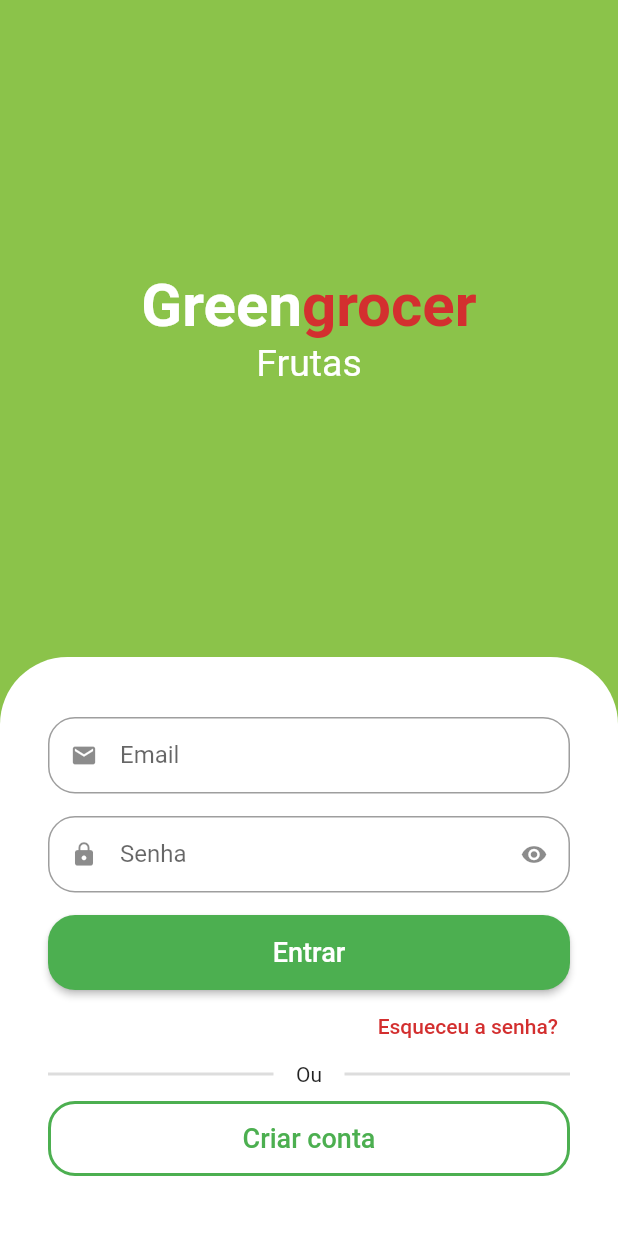
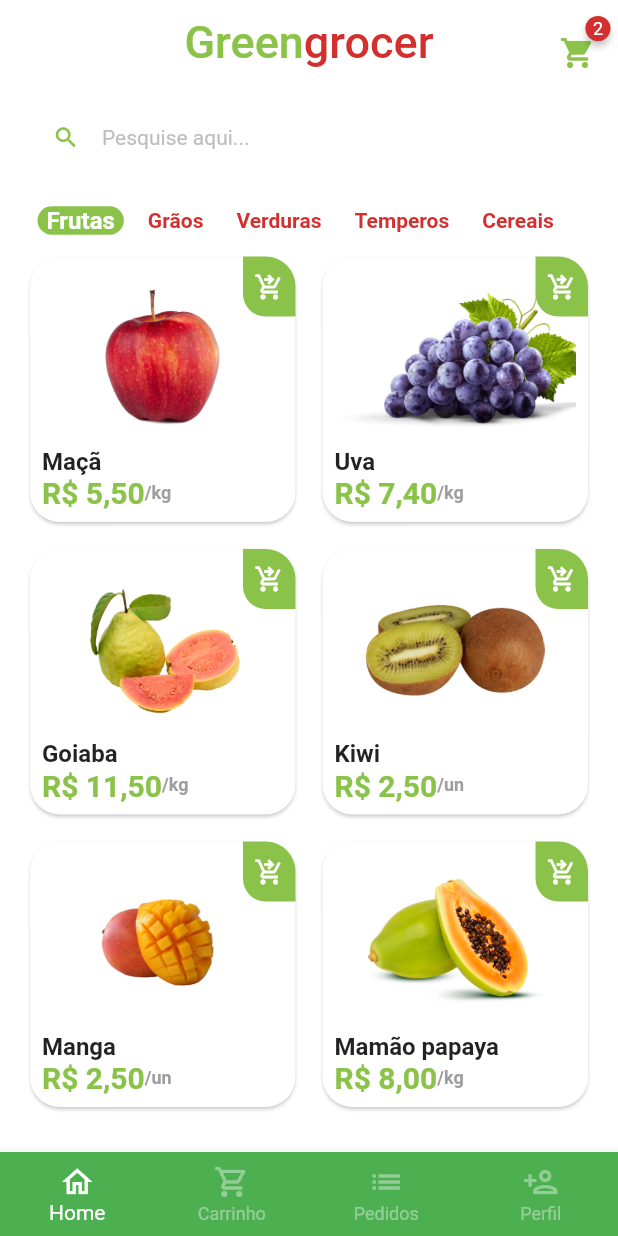
Before and after one commit to Maurilio-David/Greengrocer, a Flutter app: the screen it shows after launch, after a tap on "Entrar", on a phone screen of 412 x 824 dp. Run offline on Flutter 3.47's test engine with Material 2 defaults, Android fonts, the phone set to English and light mode, and no system bars; drawn by our look-alikes of animated_text_kit, badges; our stand-ins replace mask_text_input_formatter.

Commit message:
Tela home

```diff
--- a/lib/main.dart
+++ b/lib/main.dart
@@ -1,5 +1,5 @@
 import 'package:flutter/material.dart';
-import 'package:greengrocer/src/auth/sign_in_screen.dart';
+import 'package:greengrocer/src/pages/auth/sign_in_screen.dart';
 
 void main() {
   runApp(const MyApp());
@@ -15,8 +15,8 @@ class MyApp extends StatelessWidget {
         title: 'Flutter Demo',
         debugShowCheckedModeBanner: false,
         theme: ThemeData(
-          primarySwatch: Colors.green,
-        ),
+            primarySwatch: Colors.green,
+            scaffoldBackgroundColor: Colors.white.withAlpha(190)),
         home: const SignInScreen());
   }
 }
--- /dev/null
+++ b/lib/src/config/app_data.dart
@@ -0,0 +1,73 @@
+import 'package:greengrocer/src/models/item_model.dart';
+
+ItemModel apple = ItemModel(
+  description:
+      'A melhor maçã da região e que conta com o melhor preço de qualquer quitanda. Este item conta com vitaminas essenciais para o fortalecimento corporal, resultando em uma vida saudável.',
+  imgUrl: 'assets/fruits/apple.png',
+  itemName: 'Maçã',
+  price: 5.5,
+  unit: 'kg',
+);
+
+ItemModel grape = ItemModel(
+  imgUrl: 'assets/fruits/grape.png',
+  itemName: 'Uva',
+  price: 7.4,
+  unit: 'kg',
+  description:
+      'A melhor uva da região e que conta com o melhor preço de qualquer quitanda. Este item conta com vitaminas essenciais para o fortalecimento corporal, resultando em uma vida saudável.',
+);
+
+ItemModel guava = ItemModel(
+  imgUrl: 'assets/fruits/guava.png',
+  itemName: 'Goiaba',
+  price: 11.5,
+  unit: 'kg',
+  description:
+      'A melhor goiaba da região e que conta com o melhor preço de qualquer quitanda. Este item conta com vitaminas essenciais para o fortalecimento corporal, resultando em uma vida saudável.',
+);
+
+ItemModel kiwi = ItemModel(
+  imgUrl: 'assets/fruits/kiwi.png',
+  itemName: 'Kiwi',
+  price: 2.5,
+  unit: 'un',
+  description:
+      'O melhor kiwi da região e que conta com o melhor preço de qualquer quitanda. Este item conta com vitaminas essenciais para o fortalecimento corporal, resultando em uma vida saudável.',
+);
+
+ItemModel mango = ItemModel(
+  imgUrl: 'assets/fruits/mango.png',
+  itemName: 'Manga',
+  price: 2.5,
+  unit: 'un',
+  description:
+      'A melhor manga da região e que conta com o melhor preço de qualquer quitanda. Este item conta com vitaminas essenciais para o fortalecimento corporal, resultando em uma vida saudável.',
+);
+
+ItemModel papaya = ItemModel(
+  imgUrl: 'assets/fruits/papaya.png',
+  itemName: 'Mamão papaya',
+  price: 8,
+  unit: 'kg',
+  description:
+      'O melhor mamão da região e que conta com o melhor preço de qualquer quitanda. Este item conta com vitaminas essenciais para o fortalecimento corporal, resultando em uma vida saudável.',
+);
+
+// Lista de produtos
+List<ItemModel> items = [
+  apple,
+  grape,
+  guava,
+  kiwi,
+  mango,
+  papaya,
+];
+
+List<String> categories = [
+  'Frutas',
+  'Grãos',
+  'Verduras',
+  'Temperos',
+  'Cereais',
+];
--- a/lib/src/config/customs_color.dart
+++ b/lib/src/config/customs_color.dart
@@ -13,7 +13,7 @@ Map<int, Color> _swatchOpacity = {
   900: const Color.fromRGBO(139, 195, 74, 1),
 };
 
-abstract class CustomsColor {
+abstract class CustomColors {
   static Color customContrastColor = Colors.red.shade700;
   static MaterialColor customSwatchColor =
       MaterialColor(0xff8bc34a, _swatchOpacity);
--- /dev/null
+++ b/lib/src/models/item_model.dart
@@ -0,0 +1,15 @@
+class ItemModel {
+  String itemName;
+  String imgUrl;
+  String unit;
+  double price;
+  String description;
+
+  ItemModel({
+    required this.description,
+    required this.imgUrl,
+    required this.itemName,
+    required this.price,
+    required this.unit,
+  });
+}
--- a/lib/src/auth/sign_in_screen.dart
+++ b/lib/src/pages/auth/sign_in_screen.dart
@@ -1,8 +1,9 @@
 import 'package:animated_text_kit/animated_text_kit.dart';
 import 'package:flutter/material.dart';
-import 'package:greengrocer/src/auth/components/custom_text_field.dart';
-import 'package:greengrocer/src/auth/sing_up_screen.dart';
 import 'package:greengrocer/src/config/customs_color.dart';
+import 'package:greengrocer/src/pages/auth/components/custom_text_field.dart';
+import 'package:greengrocer/src/pages/auth/sing_up_screen.dart';
+import 'package:greengrocer/src/pages/base/base_screen.dart';
 
 class SignInScreen extends StatelessWidget {
   const SignInScreen({Key? key}) : super(key: key);
@@ -12,7 +13,7 @@ class SignInScreen extends StatelessWidget {
     final size = MediaQuery.of(context).size;
 
     return Scaffold(
-      backgroundColor: CustomsColor.customSwatchColor,
+      backgroundColor: CustomColors.customSwatchColor,
       body: SingleChildScrollView(
         child: SizedBox(
           height: size.height,
@@ -39,7 +40,7 @@ class SignInScreen extends StatelessWidget {
                         TextSpan(
                           text: 'grocer',
                           style: TextStyle(
-                            color: CustomsColor.customContrastColor,
+                            color: CustomColors.customContrastColor,
                             fontWeight: FontWeight.bold,
                           ),
                         ),
@@ -98,7 +99,12 @@ class SignInScreen extends StatelessWidget {
                           style: ElevatedButton.styleFrom(
                               shape: RoundedRectangleBorder(
                                   borderRadius: BorderRadius.circular(18))),
-                          onPressed: () {},
+                          onPressed: () {
+                            Navigator.of(context)
+                                .push(MaterialPageRoute(builder: (c) {
+                              return BaseScreen();
+                            }));
+                          },
                           child: const Text(
                             'Entrar',
                             style: TextStyle(fontSize: 18),
@@ -114,7 +120,7 @@ class SignInScreen extends StatelessWidget {
                             child: Text(
                               'Esqueceu a senha?',
                               style: TextStyle(
-                                  color: CustomsColor.customContrastColor),
+                                  color: CustomColors.customContrastColor),
                             )),
                       ),
 
--- a/lib/src/auth/sing_up_screen.dart
+++ b/lib/src/pages/auth/sing_up_screen.dart
@@ -1,6 +1,6 @@
 import 'package:flutter/material.dart';
-import 'package:greengrocer/src/auth/components/custom_text_field.dart';
 import 'package:greengrocer/src/config/customs_color.dart';
+import 'package:greengrocer/src/pages/auth/components/custom_text_field.dart';
 import 'package:mask_text_input_formatter/mask_text_input_formatter.dart';
 
 class SingUpScreen extends StatelessWidget {
@@ -17,7 +17,7 @@ class SingUpScreen extends StatelessWidget {
     final size = MediaQuery.of(context).size;
 
     return Scaffold(
-      backgroundColor: CustomsColor.customSwatchColor,
+      backgroundColor: CustomColors.customSwatchColor,
       body: SingleChildScrollView(
         child: SizedBox(
           height: size.height,
--- /dev/null
+++ b/lib/src/pages/base/base_screen.dart
@@ -0,0 +1,74 @@
+import 'package:flutter/material.dart';
+import 'package:greengrocer/src/pages/home/home_tab.dart';
+
+class BaseScreen extends StatefulWidget {
+  BaseScreen({Key? key}) : super(key: key);
+
+  @override
+  State<BaseScreen> createState() => _BaseScreenState();
+}
+
+class _BaseScreenState extends State<BaseScreen> {
+  int curretIndex = 0;
+  final pageController = PageController();
+
+  @override
+  Widget build(BuildContext context) {
+    return Scaffold(
+      body: PageView(
+        physics: const NeverScrollableScrollPhysics(),
+        controller: pageController,
+        children: [
+          const HomeTab(),
+          Container(
+            color: Colors.yellow,
+          ),
+          Container(
+            color: Colors.blue,
+          ),
+          Container(
+            color: Colors.purple,
+          ),
+        ],
+      ),
+      bottomNavigationBar: BottomNavigationBar(
+          currentIndex: curretIndex,
+          onTap: (index) {
+            setState(() {
+              curretIndex = index;
+              pageController.jumpToPage(index);
+            });
+          },
+          type: BottomNavigationBarType.fixed,
+          backgroundColor: Colors.green,
+          selectedItemColor: Colors.white,
+          unselectedItemColor: Colors.white.withAlpha(100),
+          items: const [
+            BottomNavigationBarItem(
+              icon: Icon(
+                Icons.home_outlined,
+              ),
+              label: 'Home',
+            ),
+            BottomNavigationBarItem(
+              icon: Icon(
+                Icons.shopping_cart_outlined,
+              ),
+              label: 'Carrinho',
+            ),
+            BottomNavigationBarItem(
+              icon: Icon(
+                Icons.list,
+              ),
+              label: 'Pedidos',
+            ),
+            BottomNavigationBarItem(
+              icon: Icon(
+                Icons.person_add_outlined,
+              ),
+              label: 'Perfil',
+            ),
+          ]),
+    );
+  }
+}
--- /dev/null
+++ b/lib/src/pages/home/components/category_tile.dart
@@ -0,0 +1,43 @@
+import 'package:flutter/material.dart';
+import 'package:greengrocer/src/config/customs_color.dart';
+
+class CategoryTile extends StatelessWidget {
+  const CategoryTile(
+      {Key? key,
+      required this.category,
+      required this.isSelected,
+      required this.onPressed})
+      : super(key: key);
+
+  final String category;
+  final bool isSelected;
+  final VoidCallback onPressed;
+
+  @override
+  Widget build(BuildContext context) {
+    return GestureDetector(
+      onTap: onPressed,
+      child: Align(
+        alignment: Alignment.center,
+        child: Container(
+          padding: const EdgeInsets.symmetric(horizontal: 6),
+          decoration: BoxDecoration(
+            borderRadius: BorderRadius.circular(10),
+            color: isSelected
+                ? CustomColors.customSwatchColor
+                : Colors.transparent,
+          ),
+          child: Text(
+            category,
+            style: TextStyle(
+                color: isSelected
+                    ? Colors.white
+                    : CustomColors.customContrastColor,
+                fontWeight: FontWeight.bold,
+                fontSize: isSelected ? 16 : 14),
+          ),
+        ),
+      ),
+    );
+  }
+}
--- /dev/null
+++ b/lib/src/pages/home/components/item_tile.dart
@@ -0,0 +1,87 @@
+import 'package:flutter/material.dart';
+import 'package:greengrocer/src/config/customs_color.dart';
+import 'package:greengrocer/src/models/item_model.dart';
+import 'package:greengrocer/src/services/utils_services.dart';
+
+class ItemTile extends StatelessWidget {
+  final ItemModel item;
+
+  ItemTile({
+    Key? key,
+    required this.item,
+  }) : super(key: key);
+
+  UtilsServices utilsServices = UtilsServices();
+  @override
+  Widget build(BuildContext context) {
+    return Stack(
+      children: [
+        Card(
+          elevation: 1,
+          shadowColor: Colors.grey.shade300,
+          shape:
+              RoundedRectangleBorder(borderRadius: BorderRadius.circular(20)),
+          child: Padding(
+            padding: const EdgeInsets.all(8),
+            child: Column(
+              crossAxisAlignment: CrossAxisAlignment.stretch,
+              children: [
+                //Imagem
+                Expanded(child: Image.asset(item.imgUrl)),
+                //Nome
+                Text(
+                  item.itemName,
+                  style: const TextStyle(
+                    fontSize: 16,
+                    fontWeight: FontWeight.bold,
+                  ),
+                ),
+                Row(
+                  children: [
+                    //Preço - Unidade
+                    Text(
+                      utilsServices.priceToCurrency(item.price),
+                      style: TextStyle(
+                          fontSize: 20,
+                          fontWeight: FontWeight.bold,
+                          color: CustomColors.customSwatchColor),
+                    ),
+                    Text(
+                      '/${item.unit}',
+                      style: TextStyle(
+                          fontSize: 12,
+                          fontWeight: FontWeight.bold,
+                          color: Colors.grey.shade500),
+                    ),
+                  ],
+                ),
+              ],
+            ),
+          ),
+        ),
+        Positioned(
+            top: 4,
+            right: 4,
+            child: GestureDetector(
+              onTap: () {},
+              child: Container(
+                height: 40,
+                width: 35,
+                decoration: BoxDecoration(
+                  color: CustomColors.customSwatchColor,
+                  borderRadius: const BorderRadius.only(
+                    bottomLeft: Radius.circular(15),
+                    topRight: Radius.circular(20),
+                  ),
+                ),
+                child: const Icon(
+                  Icons.shopping_cart_checkout_outlined,
+                  color: Colors.white,
+                  size: 20,
+                ),
+              ),
+            ))
+      ],
+    );
+  }
+}
--- /dev/null
+++ b/lib/src/pages/home/home_tab.dart
@@ -0,0 +1,133 @@
+import 'package:badges/badges.dart';
+import 'package:flutter/material.dart';
+import 'package:greengrocer/src/config/customs_color.dart';
+import 'package:greengrocer/src/pages/home/components/category_tile.dart';
+import 'package:greengrocer/src/config/app_data.dart' as appData;
+import 'package:greengrocer/src/pages/home/components/item_tile.dart';
+
+class HomeTab extends StatefulWidget {
+  const HomeTab({Key? key}) : super(key: key);
+
+  @override
+  State<HomeTab> createState() => _HomeTabState();
+}
+
+class _HomeTabState extends State<HomeTab> {
+  String selectedCategory = 'Frutas';
+
+  @override
+  Widget build(BuildContext context) {
+    return Scaffold(
+      //Appbar
+      appBar: AppBar(
+        backgroundColor: Colors.transparent,
+        elevation: 0,
+        centerTitle: true,
+        title: Text.rich(
+          TextSpan(
+              style: const TextStyle(
+                fontSize: 30,
+              ),
+              children: [
+                TextSpan(
+                    text: 'Green',
+                    style: TextStyle(color: CustomColors.customSwatchColor)),
+                TextSpan(
+                    text: 'grocer',
+                    style: TextStyle(color: CustomColors.customContrastColor)),
+              ]),
+        ),
+        actions: [
+          Padding(
+            padding: const EdgeInsets.only(top: 15, right: 15),
+            child: GestureDetector(
+              onTap: () {},
+              child: Badge(
+                  badgeColor: CustomColors.customContrastColor,
+                  badgeContent: const Text(
+                    '2',
+                    style: TextStyle(color: Colors.white, fontSize: 12),
+                  ),
+                  child: Icon(
+                    Icons.shopping_cart,
+                    color: CustomColors.customSwatchColor,
+                  )),
+            ),
+          )
+        ],
+      ),
+      body: Column(
+        children: [
+          //Campo de pesquisa
+          Padding(
+            padding: const EdgeInsets.symmetric(horizontal: 20, vertical: 10),
+            child: TextFormField(
+              decoration: InputDecoration(
+                filled: true,
+                fillColor: Colors.white,
+                isDense: true,
+                hintText: 'Pesquise aqui...',
+                hintStyle: TextStyle(
+                  color: Colors.grey.shade400,
+                  fontSize: 14,
+                ),
+                prefixIcon: Icon(
+                  Icons.search,
+                  color: CustomColors.customSwatchColor,
+                ),
+                border: OutlineInputBorder(
+                  borderRadius: BorderRadius.circular(60),
+                  borderSide: const BorderSide(
+                    width: 0,
+                    style: BorderStyle.none,
+                  ),
+                ),
+              ),
+            ),
+          ),
+          // Categorias
+          Container(
+            padding: const EdgeInsets.only(left: 25),
+            height: 40,
+            child: ListView.separated(
+              scrollDirection: Axis.horizontal,
+              itemBuilder: (_, index) {
+                return CategoryTile(
+                  category: appData.categories[index],
+                  isSelected: appData.categories[index] == selectedCategory,
+                  onPressed: () {
+                    setState(() {
+                      selectedCategory = appData.categories[index];
+                    });
+                  },
+                );
+              },
+              itemCount: appData.categories.length,
+              separatorBuilder: (_, index) => const SizedBox(
+                width: 10,
+              ),
+            ),
+          ),
+          //Grid
+          Expanded(
+            child: GridView.builder(
+              padding: const EdgeInsets.fromLTRB(16, 0, 16, 16),
+              physics: const BouncingScrollPhysics(),
+              gridDelegate: const SliverGridDelegateWithFixedCrossAxisCount(
+                crossAxisCount: 2,
+                mainAxisSpacing: 10,
+                crossAxisSpacing: 10,
+              ),
+              itemCount: appData.items.length,
+              itemBuilder: (_, index) {
+                return ItemTile(
+                  item: appData.items[index],
+                );
+              },
+            ),
+          ),
+        ],
+      ),
+    );
+  }
+}
--- /dev/null
+++ b/lib/src/services/utils_services.dart
@@ -0,0 +1,9 @@
+import 'package:intl/intl.dart';
+
+class UtilsServices {
+  String priceToCurrency(double price) {
+    NumberFormat numberFormat = NumberFormat.simpleCurrency(locale: 'pt-BR');
+
+    return numberFormat.format(price);
+  }
+}
```
Also changed, not shown: pubspec.yaml (+4 -3 lines), assets/fruits/apple.png (added), assets/fruits/grape.png (added), assets/fruits/guava.png (added), assets/fruits/kiwi.png (added), assets/fruits/mango.png (added), assets/fruits/papaya.png (added), lib/src/pages/auth/components/custom_text_field.dart (renamed from lib/src/auth/components/custom_text_field.dart), pubspec.lock.
